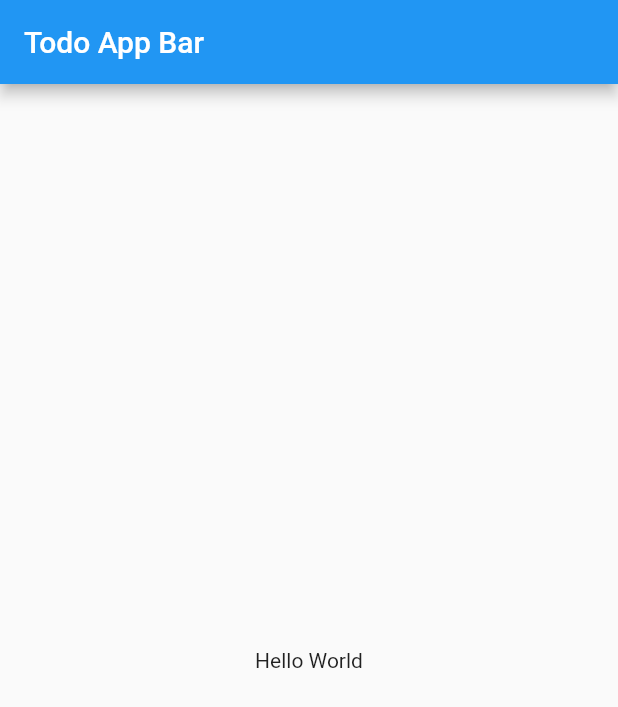
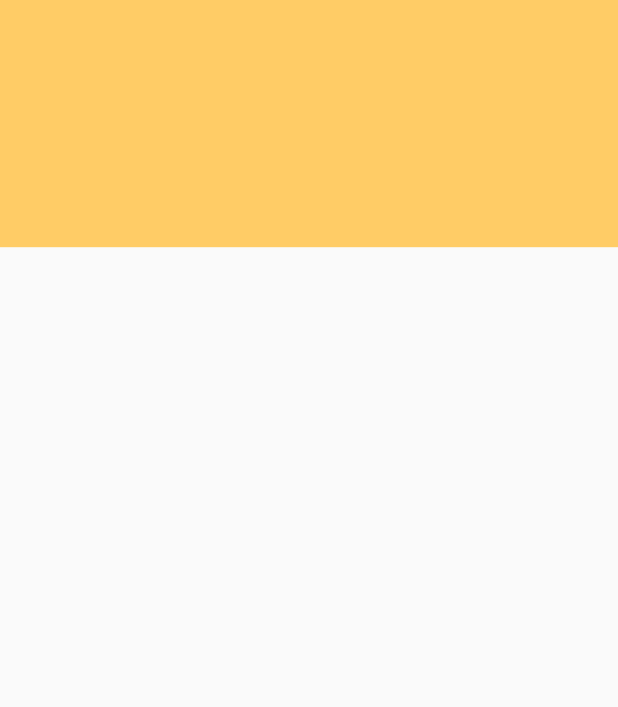
Before and after one commit to NoScopeDevs/todo_app_clone, a Flutter app: the screen it shows after launch, on a phone screen of 412 x 824 dp. Shown: the top 707 px of the screen. Run offline on Flutter 3.47's test engine with Material 2 defaults, Android fonts, the phone set to English and light mode, and no system bars.

Commit message:
added constants

```diff
--- /dev/null
+++ b/lib/constants.dart
@@ -0,0 +1,8 @@
+import 'dart:ui';
+
+const kPrimaryYellow = Color(0xffFFCC66);
+const kPrimaryGrey = Color(0xff282828);
+const kSecondaryRed = Color(0xffE46472);
+const kSecondaryGreen = Color(0xff309397);
+const kSecondaryBlue = Color(0xff6488E4);
+const kSecondaryOrange = Color(0xffF9BE7C);
--- a/lib/screens/home.dart
+++ b/lib/screens/home.dart
@@ -1,20 +1,19 @@
 import 'package:flutter/material.dart';
+import 'package:todo_app_clone/constants.dart';
 
 class HomeScreen extends StatelessWidget {
-  const HomeScreen({
-    Key key,
-  }) : super(key: key);
+  const HomeScreen({Key key}) : super(key: key);
 
   @override
   Widget build(BuildContext context) {
     return Scaffold(
-      appBar: AppBar(
-        title: Text('Todo App Bar'),
-      ),
-      body: Center(
-        child: Container(
-          child: Text('Hello World'),
-        ),
+      body: Column(
+        children: [
+          Container(
+            height: MediaQuery.of(context).size.height * 0.2,
+            color: kPrimaryYellow,
+          )
+        ],
       ),
     );
   }
```
